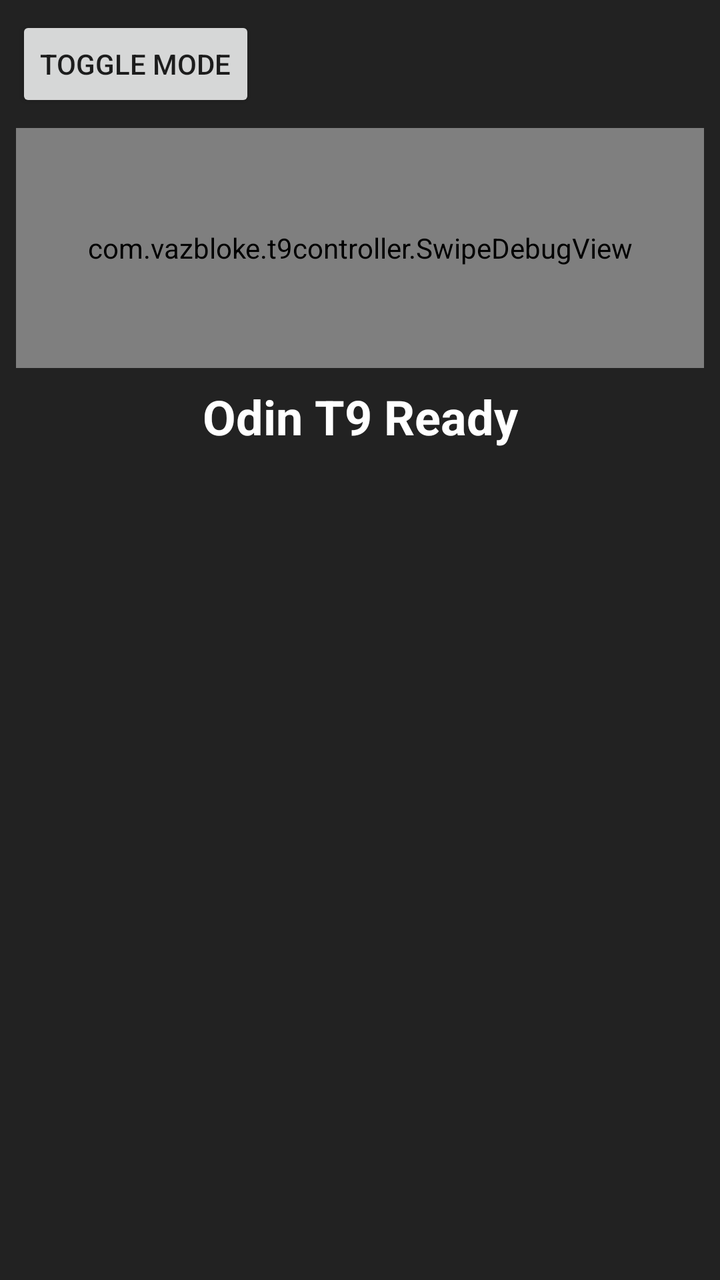
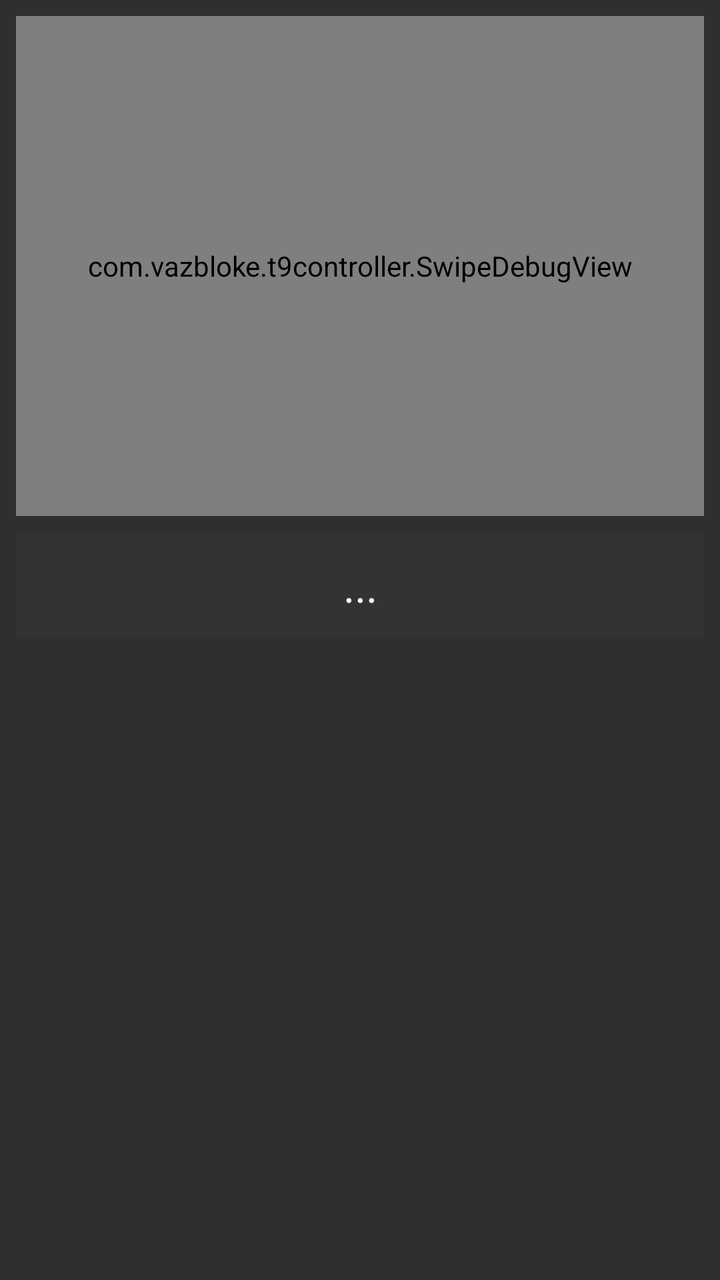

Before-and-after screenshots of an Android layout around one commit, followed by the original layout XML and the change that was made.
<!-- AndroidManifest.xml: application theme Theme.AppCompat.Light -->
<!-- res/layout/keyboard_view.xml -->
<?xml version="1.0" encoding="utf-8"?>
<LinearLayout xmlns:android="http://schemas.android.com/apk/res/android"
    android:layout_width="match_parent"
    android:layout_height="wrap_content"
    android:background="#222222"
    android:orientation="vertical"
    android:padding="8dp">

    <LinearLayout
        android:layout_width="match_parent"
        android:layout_height="wrap_content"
        android:orientation="horizontal">
        <Button
            android:id="@+id/btn_toggle_mode"
            android:layout_width="wrap_content"
            android:layout_height="wrap_content"
            android:text="Toggle Mode" />
        <TextView
            android:id="@+id/tv_mode"
            android:layout_width="wrap_content"
            android:layout_height="wrap_content"
            android:textColor="#AAAAAA"
            android:layout_marginStart="16dp"
            android:layout_gravity="center_vertical"/>
    </LinearLayout>

    <com.vazbloke.t9controller.SwipeDebugView
        android:id="@+id/swipe_debug_view"
        android:layout_width="match_parent"
        android:layout_height="120dp" 
        android:layout_marginTop="8dp"
        android:layout_marginBottom="8dp"
        android:background="#111111" />

    <TextView
        android:id="@+id/tv_predictions"
        android:layout_width="match_parent"
        android:layout_height="wrap_content"
        android:textColor="#FFFFFF"
        android:textSize="24sp"
        android:textStyle="bold"
        android:gravity="center"
        android:text="Odin T9 Ready" />
        
</LinearLayout>
<!-- resources referenced by this layout -->
<resources>

</resources>

<!-- the commit's change to res/layout/keyboard_view.xml (unified diff, before → after) -->
@@ -2,44 +2,30 @@
 <LinearLayout xmlns:android="http://schemas.android.com/apk/res/android"
     android:layout_width="match_parent"
     android:layout_height="wrap_content"
-    android:background="#222222"
     android:orientation="vertical"
+    android:background="#DD111111"
     android:padding="8dp">
-
-    <LinearLayout
-        android:layout_width="match_parent"
-        android:layout_height="wrap_content"
-        android:orientation="horizontal">
-        <Button
-            android:id="@+id/btn_toggle_mode"
-            android:layout_width="wrap_content"
-            android:layout_height="wrap_content"
-            android:text="Toggle Mode" />
-        <TextView
-            android:id="@+id/tv_mode"
-            android:layout_width="wrap_content"
-            android:layout_height="wrap_content"
-            android:textColor="#AAAAAA"
-            android:layout_marginStart="16dp"
-            android:layout_gravity="center_vertical"/>
-    </LinearLayout>
 
     <com.vazbloke.t9controller.SwipeDebugView
         android:id="@+id/swipe_debug_view"
         android:layout_width="match_parent"
-        android:layout_height="120dp" 
-        android:layout_marginTop="8dp"
+        android:layout_height="250dp"
         android:layout_marginBottom="8dp"
-        android:background="#111111" />
+        android:visibility="visible" />
 
     <TextView
         android:id="@+id/tv_predictions"
         android:layout_width="match_parent"
         android:layout_height="wrap_content"
+        android:textSize="22sp"
         android:textColor="#FFFFFF"
-        android:textSize="24sp"
-        android:textStyle="bold"
         android:gravity="center"
-        android:text="Odin T9 Ready" />
-        
+        android:padding="12dp"
+        android:background="#333333"
+        android:text="..."
+        android:singleLine="true"
+        android:maxLines="1"
+        android:scrollHorizontally="true"
+        android:ellipsize="marquee" />
+
 </LinearLayout>
